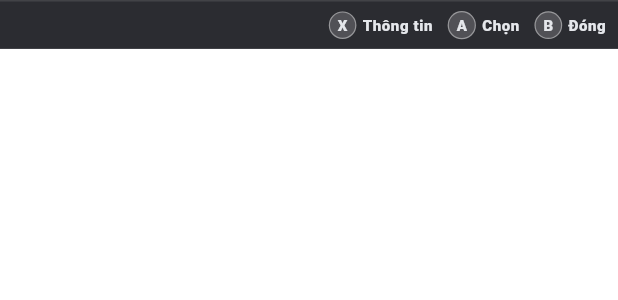
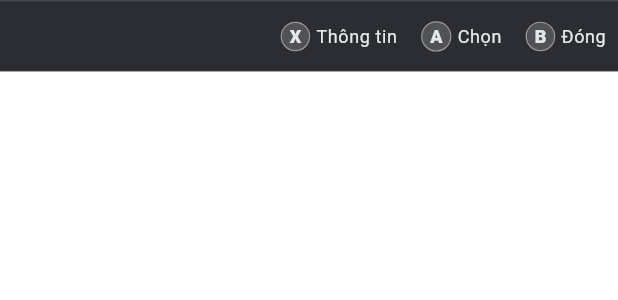
Before and after one commit to minhtaama/windows-handheld-tool, a Flutter app: the PanelFooter widget shown alone on an empty page, opened directly, on a phone screen of 412 x 824 dp. Shown: the top 300 px of the screen. Run offline on Flutter 3.47's test engine with Material 3 defaults, Android fonts, the phone set to English and light mode, and no system bars; network calls fail; Roboto replaces fonts that are missing (Segoe UI).

Commit message:
fix design

```diff
--- a/frontend/lib/core/app_theme.dart
+++ b/frontend/lib/core/app_theme.dart
@@ -9,7 +9,7 @@ class AppTheme {
   static const Color background = Color(0xFF0A0B0E);
 
   // Nền thẻ Matte Gunmetal kim loại
-  static const Color cardBackground = Color(0xFF14151B);
+  static const Color cardBackground = Color.fromARGB(255, 21, 22, 29);
 
   // Viền kính mờ titan phay xước siêu mảnh
   static const Color cardBorder = Color(0x1CFFFFFF);
@@ -54,11 +54,20 @@ class AppTheme {
   static const Color fan = Color(0xFF06B6D4);
   static const Color fanColor = fan;
 
-  // Nền thẻ tab Titanium nâng khối
-  static const Color tabSelected = Color(0xFF23252E);
+  // Recessed track behind the tab bar. Darker than content cards so the
+  // selected tile reads as lifted instead of competing with the content.
+  static const Color tabTrack = Color(0xFF0E1016);
 
-  // Nền thẻ tab chưa chọn chìm phẳng
-  static const Color tabUnselected = Color(0xFF0F1014);
+  // Idle tab foreground, one step dimmer than textSecondary to keep the
+  // selected/unselected hierarchy obvious on a small handheld panel.
+  static const Color tabIdleIcon = Color(0xFF6F7686);
+
+  // Selected tab tile: two-stop metal gradient (lit top, shaded bottom).
+  static const Color tabSelectedTop = Color(0xFF2B2F3C);
+  static const Color tabSelectedBottom = Color(0xFF1D2029);
+
+  // Hairline highlight along the selected tile edge (white 14%).
+  static const Color tabSelectedBorder = Color(0x24FFFFFF);
 
   // Chữ trắng tinh khiết tương phản cao
   static const Color textPrimary = Color(0xFFFFFFFF);
@@ -87,7 +96,26 @@ class AppTheme {
     end: Alignment.centerRight,
   );
 
-  static const double panelRadius = 16.0;
+  // Tab bar surface: faintly lit at the top, sinking into the recessed track.
+  static const LinearGradient tabBarGradient = LinearGradient(
+    begin: Alignment.topCenter,
+    end: Alignment.bottomCenter,
+    colors: [Color(0xFF11131A), tabTrack],
+  );
+
+  // Selected tile fill.
+  static const LinearGradient tabSelectedGradient = LinearGradient(
+    begin: Alignment.topCenter,
+    end: Alignment.bottomCenter,
+    colors: [tabSelectedTop, tabSelectedBottom],
+  );
+
+  // Idle counterpart: same gradient type so AnimatedContainer can lerp
+  // between the two states instead of snapping.
+  static const LinearGradient tabIdleGradient = LinearGradient(
+    colors: [transparent, transparent],
+  );
+
   static const double cardRadius = 8.0;
   static const double buttonRadius = 4.0;
 
@@ -120,6 +148,13 @@ class AppTheme {
     letterSpacing: 0.4,
   );
 
+  static TextStyle get footer => TextStyle(
+    fontSize: scaledHalf(12),
+    fontWeight: FontWeight.w800,
+    color: AppTheme.accent,
+    letterSpacing: 0.4,
+  );
+
   static ThemeData get themeData {
     return ThemeData(
       brightness: Brightness.dark,
--- a/frontend/lib/ui/quick_panel/panel_footer.dart
+++ b/frontend/lib/ui/quick_panel/panel_footer.dart
@@ -10,7 +10,7 @@ class PanelFooter extends StatelessWidget {
   Widget build(BuildContext context) {
     return Container(
       width: double.infinity,
-      padding: const EdgeInsets.symmetric(horizontal: 8, vertical: 6),
+      padding: const EdgeInsets.symmetric(horizontal: 8, vertical: 12),
       decoration: BoxDecoration(
         color: AppTheme.cardBackground.withValues(alpha: 0.9),
         border: const Border(
@@ -21,9 +21,9 @@ class PanelFooter extends StatelessWidget {
         mainAxisAlignment: MainAxisAlignment.end,
         children: [
           _buildHintBadge("X", "Thông tin"),
-          const SizedBox(width: 10),
+          const SizedBox(width: 16),
           _buildHintBadge("A", "Chọn"),
-          const SizedBox(width: 10),
+          const SizedBox(width: 16),
           _buildHintBadge("B", "Đóng"),
         ],
       ),
@@ -44,10 +44,13 @@ class PanelFooter extends StatelessWidget {
             ),
             shape: BoxShape.circle,
           ),
-          child: Text(keyText, style: AppTheme.hint),
+          child: Text(keyText, style: AppTheme.footer),
         ),
         const SizedBox(width: 4),
-        Text(label, style: AppTheme.hint),
+        Text(
+          label,
+          style: AppTheme.footer.copyWith(fontWeight: FontWeight.normal),
+        ),
       ],
     );
   }
```
Also changed, not shown: frontend/lib/ui/quick_panel/quick_panel.dart (+31 -43 lines), frontend/lib/ui/widgets/tab_bar.dart (+126 -59 lines), 2 other files.
